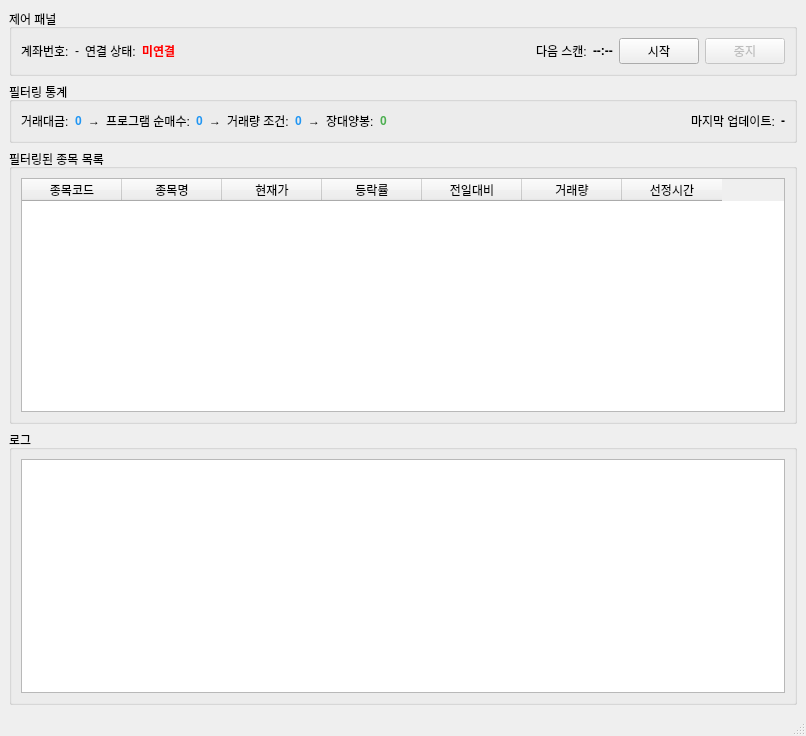
Old version of the form scripts/gui.ui in the repository JaneChun/python-stock-bot.
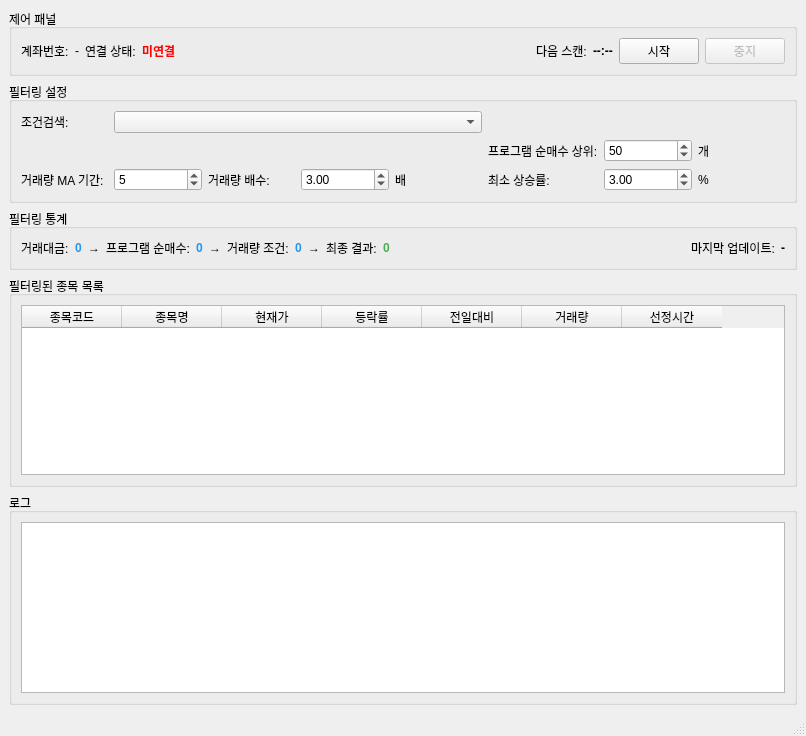
New version of the form.

Commit message: feat: GUI에 필터링 파라미터 설정 기능 추가 및 확장된 API 통합

```diff
--- a/scripts/gui.ui
+++ b/scripts/gui.ui
@@ -102,6 +102,136 @@
       </layout>
      </widget>
     </item>
+    <item>
+     <widget class="QGroupBox" name="groupBox_parameters">
+      <property name="title">
+       <string>필터링 설정</string>
+      </property>
+      <layout class="QGridLayout" name="gridLayout">
+       <item row="0" column="0">
+        <widget class="QLabel" name="label_condition_index">
+         <property name="text">
+          <string>조건검색:</string>
+         </property>
+        </widget>
+       </item>
+       <item row="0" column="1" colspan="4">
+        <widget class="QComboBox" name="condition_combobox">
+         <property name="minimumWidth">
+          <number>300</number>
+         </property>
+        </widget>
+       </item>
+       <item row="1" column="5">
+        <widget class="QLabel" name="label_program_count">
+         <property name="text">
+          <string>프로그램 순매수 상위:</string>
+         </property>
+        </widget>
+       </item>
+       <item row="1" column="6">
+        <widget class="QSpinBox" name="program_count">
+         <property name="minimum">
+          <number>10</number>
+         </property>
+         <property name="maximum">
+          <number>200</number>
+         </property>
+         <property name="value">
+          <number>50</number>
+         </property>
+        </widget>
+       </item>
+       <item row="1" column="7">
+        <widget class="QLabel" name="label_count_unit">
+         <property name="text">
+          <string>개</string>
+         </property>
+        </widget>
+       </item>
+       <item row="2" column="0">
+        <widget class="QLabel" name="label_ma_period">
+         <property name="text">
+          <string>거래량 MA 기간:</string>
+         </property>
+        </widget>
+       </item>
+       <item row="2" column="1">
+        <widget class="QSpinBox" name="ma_period">
+         <property name="minimum">
+          <number>1</number>
+         </property>
+         <property name="maximum">
+          <number>60</number>
+         </property>
+         <property name="value">
+          <number>5</number>
+         </property>
+        </widget>
+       </item>
+       <item row="2" column="2">
+        <widget class="QLabel" name="label_volume_multiplier">
+         <property name="text">
+          <string>거래량 배수:</string>
+         </property>
+        </widget>
+       </item>
+       <item row="2" column="3">
+        <widget class="QDoubleSpinBox" name="volume_multiplier">
+         <property name="minimum">
+          <double>1.000000000000000</double>
+         </property>
+         <property name="maximum">
+          <double>10.000000000000000</double>
+         </property>
+         <property name="singleStep">
+          <double>1.000000000000000</double>
+         </property>
+         <property name="value">
+          <double>3.000000000000000</double>
+         </property>
+        </widget>
+       </item>
+       <item row="2" column="4">
+        <widget class="QLabel" name="label_multiplier_unit">
+         <property name="text">
+          <string>배</string>
+         </property>
+        </widget>
+       </item>
+       <item row="2" column="5">
+        <widget class="QLabel" name="label_min_change_ratio">
+         <property name="text">
+          <string>최소 상승률:</string>
+         </property>
+        </widget>
+       </item>
+       <item row="2" column="6">
+        <widget class="QDoubleSpinBox" name="min_change_ratio">
+         <property name="minimum">
+          <double>0.000000000000000</double>
+         </property>
+         <property name="maximum">
+          <double>30.000000000000000</double>
+         </property>
+         <property name="singleStep">
+          <double>1.000000000000000</double>
+         </property>
+         <property name="value">
+          <double>3.000000000000000</double>
+         </property>
+        </widget>
+       </item>
+       <item row="2" column="7">
+        <widget class="QLabel" name="label_change_unit">
+         <property name="text">
+          <string>%</string>
+         </property>
+        </widget>
+       </item>
+      </layout>
+     </widget>
+    </item>
     <item>
      <widget class="QGroupBox" name="groupBox_statistics">
       <property name="title">
@@ -140,7 +270,7 @@
         </widget>
        </item>
        <item>
-        <widget class="QLabel" name="program_count">
+        <widget class="QLabel" name="stat_program_count">
          <property name="styleSheet">
           <string>font-weight: bold; color: #2196F3;</string>
          </property>
@@ -183,7 +313,7 @@
        <item>
         <widget class="QLabel" name="label_candle">
          <property name="text">
-          <string>장대양봉:</string>
+          <string>최종 결과:</string>
          </property>
         </widget>
        </item>
```
Left out of the diff: 6 changed lines with no effect on the pictures. The commit also changes 1 other file.
